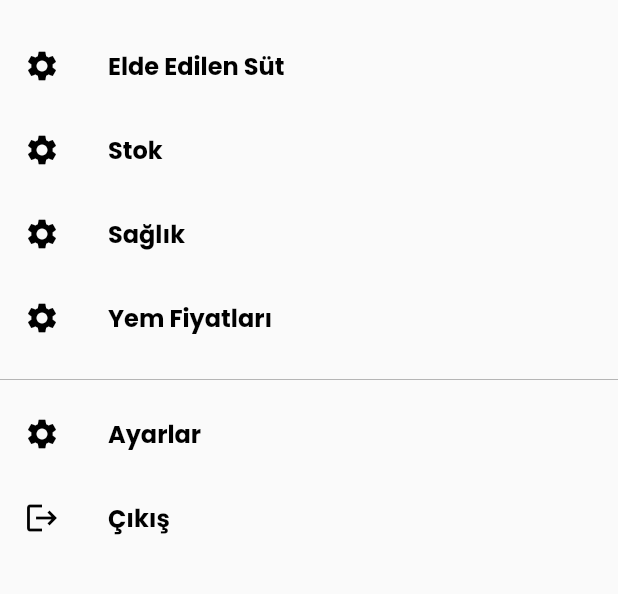
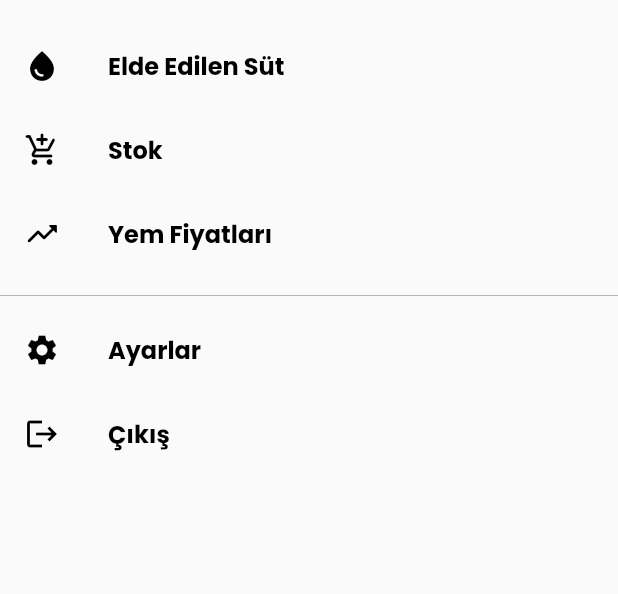
Before and after one commit to mberayildiz/Flutter-ile-Mobil-Uygulama-Tez, a Flutter app: the DrawerMe widget shown alone on an empty page, opened directly, on a phone screen of 412 x 824 dp, the part 393-987 px from its top. Run offline on Flutter 3.47's test engine with Material 2 defaults, Android fonts, the phone set to English and light mode, and no system bars; our stand-ins replace cloud_firestore, firebase_auth, firebase_core, google_fonts, lottie, toast; accounts and stored records are empty; network calls fail.

Commit message:
düzeltme

```diff
--- a/lib/main.dart
+++ b/lib/main.dart
@@ -1,7 +1,5 @@
 import 'package:firebase_core/firebase_core.dart';
 import 'package:flutter/material.dart';
-import 'package:sut_cepte_mobile_app/screens/home.dart';
-import 'package:sut_cepte_mobile_app/screens/login.dart';
 import 'package:sut_cepte_mobile_app/screens/start_page.dart';
 
 void main() async {
--- a/lib/screens/drawer.dart
+++ b/lib/screens/drawer.dart
@@ -5,7 +5,6 @@ import 'package:sut_cepte_mobile_app/screens/animals.dart';
 import 'package:sut_cepte_mobile_app/screens/home.dart';
 import 'package:sut_cepte_mobile_app/screens/login.dart';
 import 'package:sut_cepte_mobile_app/screens/prices.dart';
-import 'package:sut_cepte_mobile_app/screens/start_page.dart';
 import 'package:sut_cepte_mobile_app/screens/stock.dart';
 
 FirebaseAuth _auth = FirebaseAuth.instance;
@@ -92,7 +91,7 @@ class DrawerMe extends StatelessWidget {
         onTap: () {},
         iconColor: Colors.green,
         leading: Icon(
-          Icons.settings,
+          Icons.water_drop,
           color: Colors.black,
         ),
         title: Text(
@@ -108,24 +107,11 @@ class DrawerMe extends StatelessWidget {
         },
         iconColor: Colors.orange[900],
         leading: Icon(
-          Icons.settings,
+          Icons.add_shopping_cart_rounded,
           color: Colors.black,
         ),
         title: Text(
           'Stok',
-          style: GoogleFonts.poppins(
-              color: Colors.black, fontWeight: FontWeight.bold),
-        ),
-      ),
-      ListTile(
-        onTap: () {},
-        iconColor: Colors.red[600],
-        leading: Icon(
-          Icons.settings,
-          color: Colors.black,
-        ),
-        title: Text(
-          'Sağlık',
           style: GoogleFonts.poppins(
               color: Colors.black, fontWeight: FontWeight.bold),
         ),
@@ -137,7 +123,7 @@ class DrawerMe extends StatelessWidget {
         },
         iconColor: Colors.pink,
         leading: Icon(
-          Icons.settings,
+          Icons.trending_up_rounded,
           color: Colors.black,
         ),
         title: Text(
```
Also changed, not shown: lib/screens/animals.dart (+0 -44 lines), lib/screens/stock.dart (+0 -44 lines).
